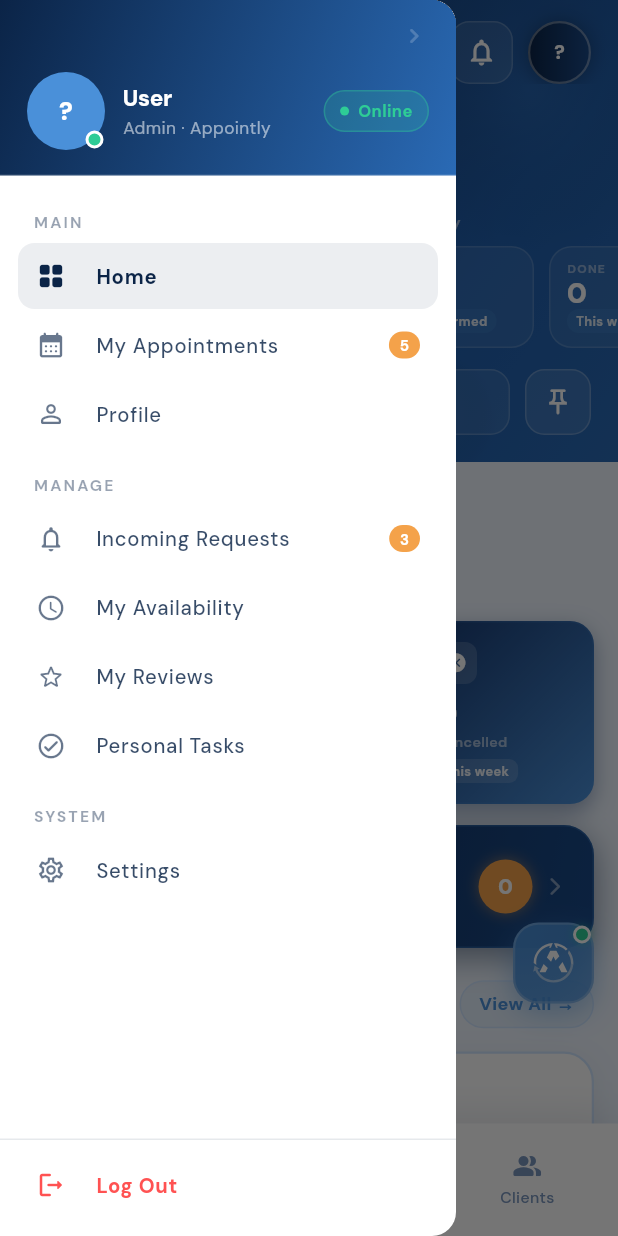
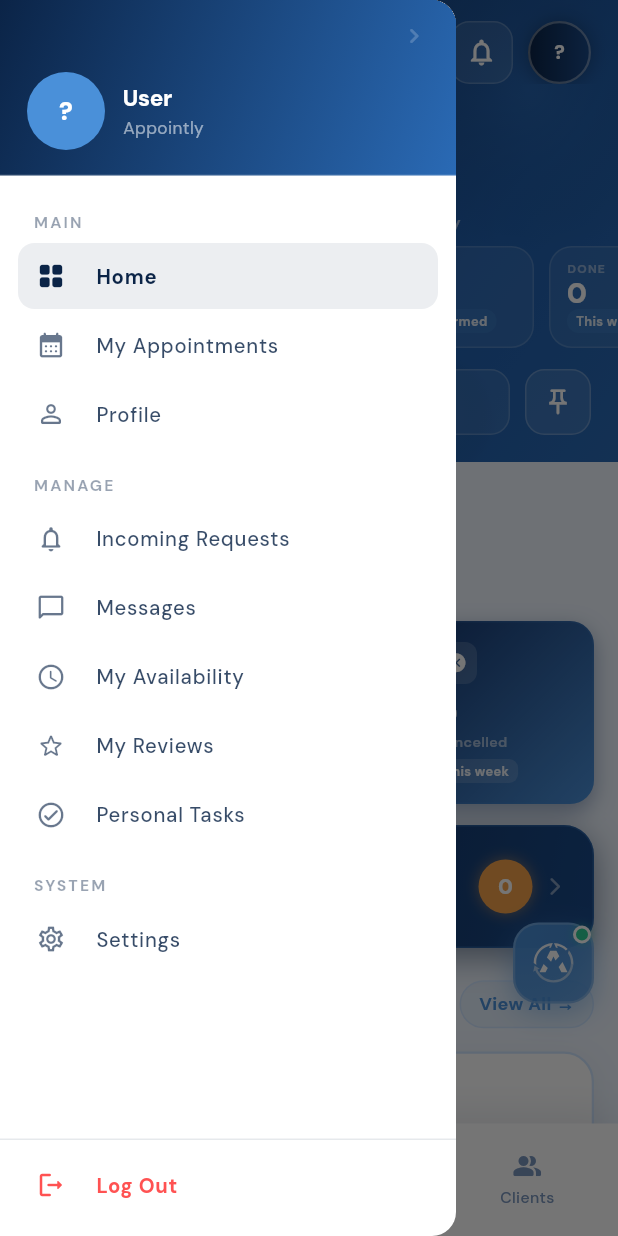
Before and after one commit to Wasif-2005-Ali/appointly-frontend, a Flutter app: the DashboardScreen screen opened directly, with the side drawer open, on a phone screen of 412 x 824 dp. Run offline on Flutter 3.47's test engine with Material 3 defaults, Android fonts, the phone set to English and light mode, and no system bars; our stand-ins replace audioplayers, cached_network_image, file_picker, flutter_secure_storage, flutter_svg, google_fonts and 5 more; missing offline and left inert: file_saver, flutter_webrtc, record; accounts and stored records are empty; network calls fail.

Commit message:
Replace drawer, image crop dialog and save icon button widgets

```diff
--- a/lib/widgets/drawer_widget.dart
+++ b/lib/widgets/drawer_widget.dart
@@ -13,6 +13,8 @@ import '../screens/personal_tasks_screen.dart';
 import '../user_session.dart';
 import '../services/auth_service.dart';
 import '../screens/login_signup_screen.dart';
+import '../chat/chat.dart';
+import '../models/appointment.dart';
 
 class DrawerWidget extends StatelessWidget {
   final String userName;
@@ -22,6 +24,19 @@ class DrawerWidget extends StatelessWidget {
   @override
   Widget build(BuildContext context) {
     final appState = AppStateProvider.of(context);
+    // Real badge counts from AppState — the old hardcoded "5" / "3"
+    // contradicted the real pending count. No badge when the count
+    // is zero.
+    final myId = UserSession.instance.userId?.toString();
+    final todayCount = appState.appointments
+        .where((a) => a.isToday)
+        .length;
+    final pendingIncoming = appState.appointments
+        .where((a) =>
+            a.providerId != null &&
+            a.providerId == myId &&
+            a.status == ApptStatus.pending)
+        .length;
     return Drawer(
       backgroundColor: appState.cardBg,
       child: Column(children: [
@@ -32,10 +47,11 @@ class DrawerWidget extends StatelessWidget {
             child: Column(crossAxisAlignment: CrossAxisAlignment.start, children: [
               _lbl("MAIN", appState),
               _item(context, appState, Icons.grid_view_rounded,            "Home",              true,  onTap: () => Navigator.pop(context)),
-              _item(context, appState, Icons.calendar_month_rounded,       "My Appointments",   false, badge: "5", onTap: () { Navigator.pop(context); Navigator.push(context, _route(const MyAppointmentsScreen())); }),
+              _item(context, appState, Icons.calendar_month_rounded,       "My Appointments",   false, badge: todayCount > 0 ? '$todayCount' : null, onTap: () { Navigator.pop(context); Navigator.push(context, _route(const MyAppointmentsScreen())); }),
               _item(context, appState, Icons.person_outline_rounded,       "Profile",           false, onTap: () { Navigator.pop(context); Navigator.push(context, _route(const ProfileScreen())); }),
               _lbl("MANAGE", appState),
-              _item(context, appState, Icons.notifications_none_rounded,   "Incoming Requests", false, badge: "3", onTap: () { Navigator.pop(context); Navigator.push(context, _route(const IncomingRequestsScreen())); }),
+              _item(context, appState, Icons.notifications_none_rounded,   "Incoming Requests", false, badge: pendingIncoming > 0 ? '$pendingIncoming' : null, onTap: () { Navigator.pop(context); Navigator.push(context, _route(const IncomingRequestsScreen())); }),
+              _item(context, appState, Icons.chat_bubble_outline_rounded,    "Messages",          false, onTap: () { Navigator.pop(context); Navigator.push(context, _route(const ChatInboxScreen())); }),
               _item(context, appState, Icons.access_time_rounded,          "My Availability",   false, onTap: () { Navigator.pop(context); Navigator.push(context, _route(const MyAvailabilityScreen())); }),
               _item(context, appState, Icons.star_outline_rounded,         "My Reviews",        false, onTap: () { Navigator.pop(context); Navigator.push(context, _route(const MyReviewsScreen())); }),
               _item(context, appState, Icons.check_circle_outline_rounded, "Personal Tasks",    false, onTap: () { Navigator.pop(context); Navigator.push(context, _route(const PersonalTasksScreen())); }),
@@ -79,7 +95,6 @@ class DrawerWidget extends StatelessWidget {
           const SizedBox(height: 14),
           Row(children: [
             // ── Profile avatar — shows photo if set, otherwise initials ──
-            Stack(children: [
             CircleAvatar(
               radius: 26,
               backgroundColor: appState.accent,
@@ -96,35 +111,23 @@ class DrawerWidget extends StatelessWidget {
                 : Text(userInitials, style: GoogleFonts.dmSans(
                     fontSize: 17, fontWeight: FontWeight.w900, color: Colors.white)),
             ),
-              Positioned(bottom: 1, right: 1, child: Container(
-                width: 12, height: 12,
-                decoration: BoxDecoration(
-                    color: AppColors.green, shape: BoxShape.circle,
-                    border: Border.all(color: appState.cardBg, width: 2)),
-              )),
-            ]),
             const SizedBox(width: 12),
             Expanded(child: Column(crossAxisAlignment: CrossAxisAlignment.start, children: [
               Text(userName, style: GoogleFonts.dmSans(
                   fontSize: 15, fontWeight: FontWeight.w800, color: Colors.white, letterSpacing: -0.2)),
               const SizedBox(height: 2),
-              Text('Admin · Appointly', style: GoogleFonts.dmSans(
+              // The user's real profession — the old "Admin · Appointly"
+              // subtitle was hardcoded for everyone.
+              Text(
+                  UserSession.instance.profession.trim().isNotEmpty
+                      ? UserSession.instance.profession.trim()
+                      : 'Appointly',
+                  style: GoogleFonts.dmSans(
                       fontSize: 11.5, color: Colors.white.withOpacity(0.55))),
             ])),
-            Container(
-              padding: const EdgeInsets.symmetric(horizontal: 10, vertical: 5),
-              decoration: BoxDecoration(
-                  color: AppColors.green.withOpacity(0.18),
-                  borderRadius: BorderRadius.circular(16),
-                  border: Border.all(color: AppColors.green.withOpacity(0.35))),
-              child: Row(mainAxisSize: MainAxisSize.min, children: [
-                Container(width: 6, height: 6, decoration: const BoxDecoration(color: AppColors.green, shape: BoxShape.circle)),
-                const SizedBox(width: 6),
-                Text('Online', style: GoogleFonts.dmSans(
-                    fontSize: 11, fontWeight: FontWeight.w700, color: AppColors.green)),
           ]),
-            ),
-          ]),
+          // NOTE: no "Online" pill — there is no presence system, so a
+          // permanent Online badge would be a false claim.
         ]),
       ),
     );
```
Also changed, not shown: lib/widgets/image_crop_dialog.dart (+15 -3 lines), lib/widgets/save_icon_button.dart (+52 -20 lines). Lines whose indentation alone changed are shown as unchanged.
